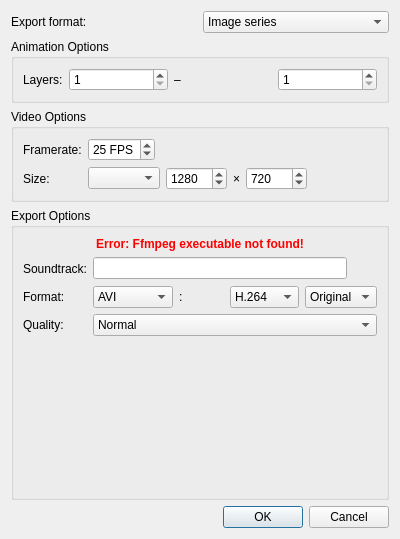
Before: the Qt Designer form src/desktop/ui/videoexport.ui in drawpile/Drawpile, drawn with Qt 5.
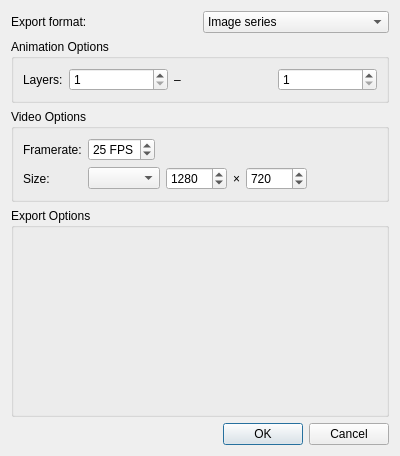
After: the same form once the commit is applied. The open tabs and pages were chosen to show the change. Icons and pictures are not drawn.

Commit message:
Replace ffmpeg exporter with webm exporter
Natively export WebM videos using libvpx.
Remove the ffmpeg exporter that never worked quite right.

What changed in the file:
```diff
--- a/src/desktop/ui/videoexport.ui
+++ b/src/desktop/ui/videoexport.ui
@@ -7,7 +7,7 @@
     <x>0</x>
     <y>0</y>
     <width>400</width>
-    <height>539</height>
+    <height>456</height>
    </rect>
   </property>
   <property name="windowTitle">
@@ -310,170 +310,7 @@
          </layout>
         </widget>
         <widget class="QWidget" name="page_2">
-         <layout class="QFormLayout" name="formLayout_3">
-          <item row="1" column="1">
-           <layout class="QHBoxLayout" name="horizontalLayout_9">
-            <item>
-             <widget class="QLineEdit" name="soundtrack"/>
-            </item>
-            <item>
-             <widget class="QToolButton" name="pickSoundtrack">
-              <property name="icon">
-               <iconset theme="document-open">
-                <normaloff>theme:document-open.svg</normaloff>theme:document-open.svg</iconset>
-              </property>
-              <property name="autoRaise">
-               <bool>true</bool>
-              </property>
-             </widget>
-            </item>
-           </layout>
-          </item>
-          <item row="2" column="0">
-           <widget class="QLabel" name="label_9">
-            <property name="text">
-             <string>Format:</string>
-            </property>
-           </widget>
-          </item>
-          <item row="2" column="1">
-           <layout class="QHBoxLayout" name="horizontalLayout_7">
-            <item>
-             <widget class="QComboBox" name="videoFormat">
-              <property name="toolTip">
-               <string>Container format</string>
-              </property>
-              <item>
-               <property name="text">
-                <string notr="true">AVI</string>
-               </property>
-              </item>
-              <item>
-               <property name="text">
-                <string notr="true">Matroska</string>
-               </property>
-              </item>
-              <item>
-               <property name="text">
-                <string notr="true">WebM</string>
-               </property>
-              </item>
-             </widget>
-            </item>
-            <item>
-             <widget class="QLabel" name="label_12">
-              <property name="text">
-               <string notr="true">:</string>
-              </property>
-             </widget>
-            </item>
-            <item>
-             <widget class="QComboBox" name="videoCodec">
-              <property name="toolTip">
-               <string>Video codec</string>
-              </property>
-              <item>
-               <property name="text">
-                <string notr="true">H.264</string>
-               </property>
-              </item>
-              <item>
-               <property name="text">
-                <string notr="true">VP8</string>
-               </property>
-              </item>
-              <item>
-               <property name="text">
-                <string notr="true">Theora</string>
-               </property>
-              </item>
-             </widget>
-            </item>
-            <item>
-             <widget class="QComboBox" name="audioCodec">
-              <property name="toolTip">
-               <string>Audio codec</string>
-              </property>
-              <item>
-               <property name="text">
-                <string>Original</string>
-               </property>
-              </item>
-              <item>
-               <property name="text">
-                <string notr="true">MP3</string>
-               </property>
-              </item>
-              <item>
-               <property name="text">
-                <string notr="true">AAC</string>
-               </property>
-              </item>
-              <item>
-               <property name="text">
-                <string notr="true">Vorbis</string>
-               </property>
-              </item>
-             </widget>
-            </item>
-           </layout>
-          </item>
-          <item row="3" column="0">
-           <widget class="QLabel" name="label_13">
-            <property name="text">
-             <string>Quality:</string>
-            </property>
-           </widget>
-          </item>
-          <item row="3" column="1">
-           <widget class="QComboBox" name="videoquality">
-            <property name="currentIndex">
-             <number>1</number>
-            </property>
-            <item>
-             <property name="text">
-              <string>Low</string>
-             </property>
-            </item>
-            <item>
-             <property name="text">
-              <string>Normal</string>
-             </property>
-            </item>
-            <item>
-             <property name="text">
-              <string>Good</string>
-             </property>
-            </item>
-            <item>
-             <property name="text">
-              <string>Very good</string>
-             </property>
-            </item>
-           </widget>
-          </item>
-          <item row="1" column="0">
-           <widget class="QLabel" name="label_11">
-            <property name="text">
-             <string>Soundtrack:</string>
-            </property>
-           </widget>
-          </item>
-          <item row="0" column="0" colspan="2">
-           <widget class="QLabel" name="noFfmpegWarning">
-            <property name="styleSheet">
-             <string notr="true">font-weight: bold;
-color: red;</string>
-            </property>
-            <property name="text">
-             <string>Error: Ffmpeg executable not found!</string>
-            </property>
-            <property name="alignment">
-             <set>Qt::AlignCenter</set>
-            </property>
-           </widget>
-          </item>
-         </layout>
+         <layout class="QFormLayout" name="formLayout_3"/>
         </widget>
         <widget class="QWidget" name="page_3">
          <layout class="QFormLayout" name="formLayout_5">
```
Left out of the diff: 2 changed lines with no effect on the pictures. The commit also changes 23 other files.
